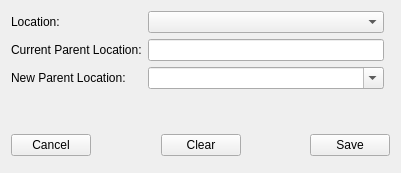
Above: GUI/uiFiles/Modify.ui from aumanimationstudios/Grantha before the change. Below: the same form after it.
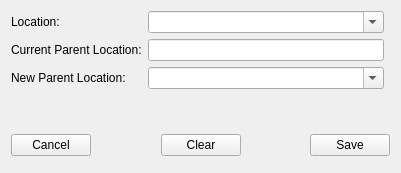
That is the form after the change.

The edit to the form file:
```diff
--- a/GUI/uiFiles/Modify.ui
+++ b/GUI/uiFiles/Modify.ui
@@ -20,7 +20,7 @@
    <item row="0" column="1">
     <widget class="QComboBox" name="locationBox">
      <property name="editable">
-      <bool>false</bool>
+      <bool>true</bool>
      </property>
     </widget>
    </item>
```
